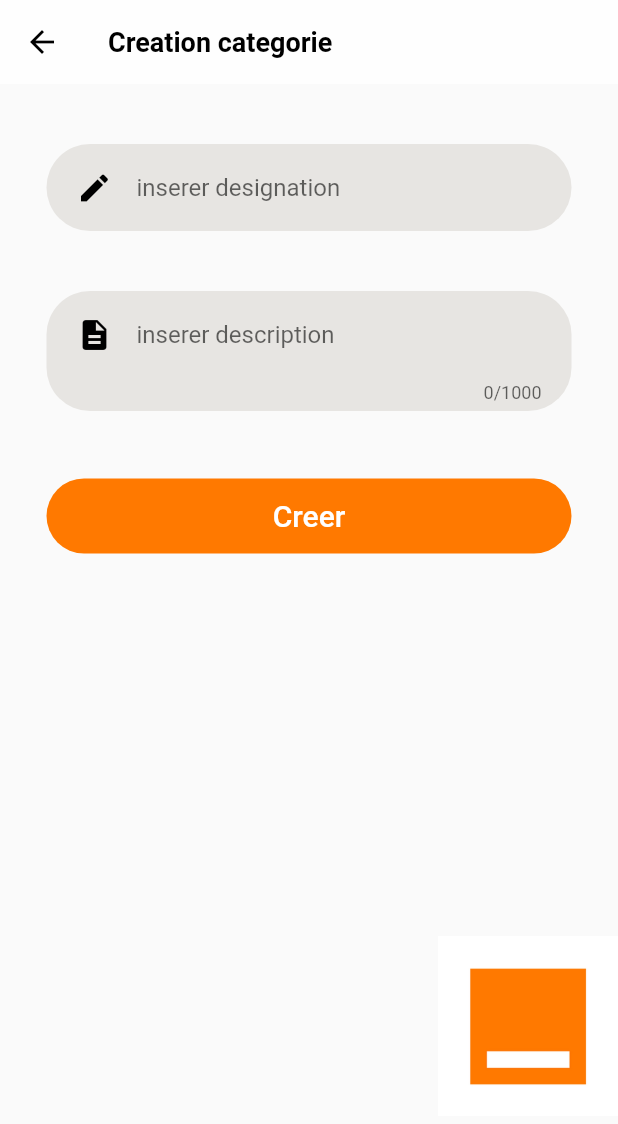
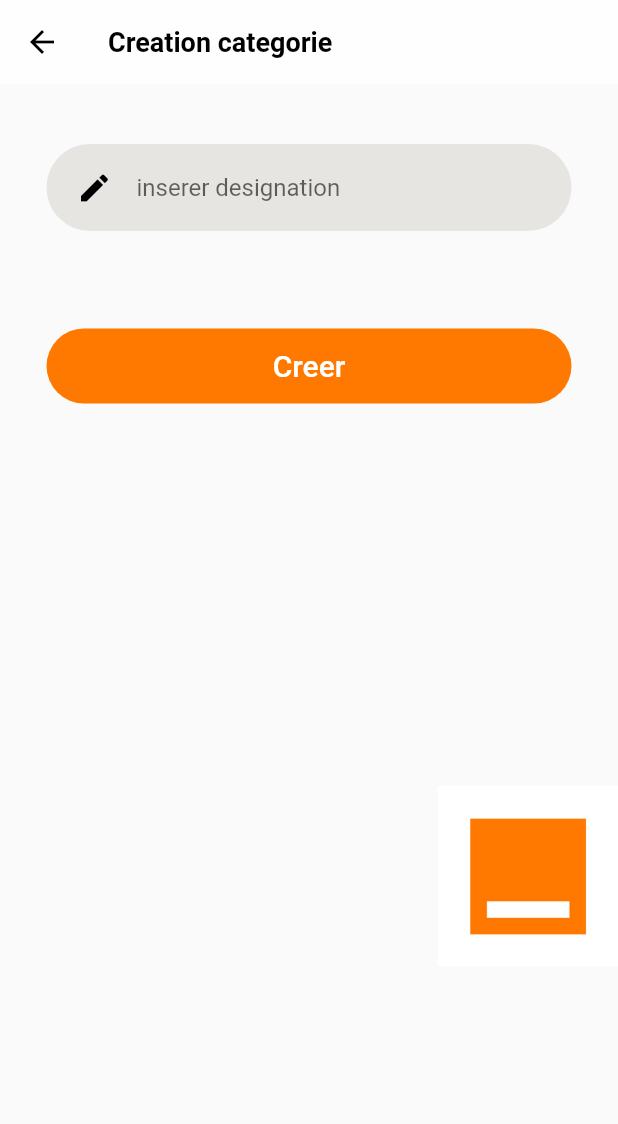
Before and after one commit to Jonlandu/mobile-stock-en-ligne, a Flutter app: the CategoriePage screen opened by its route, on a phone screen of 412 x 824 dp. Shown: the top 1124 px of the screen. Run offline on Flutter 3.47's test engine with Material 2 defaults, Android fonts, the phone set to English and light mode, and no system bars; our stand-ins replace get_storage, hexcolor; missing offline and left inert: flutter_multiselect; accounts and stored records are empty.

Commit message:
mise a jour de la page categorie creation

```diff
--- a/lib/pages/CreerCategoriePage.dart
+++ b/lib/pages/CreerCategoriePage.dart
@@ -1,6 +1,7 @@
 import 'package:flutter/material.dart';
 import 'package:provider/provider.dart';
 import 'package:squelette_mobile_parcours/Controllers/CategorieController.dart';
+import 'package:squelette_mobile_parcours/Model/CategorieModel.dart';
 import 'package:squelette_mobile_parcours/utils/GlobalColors.dart';
 import 'package:squelette_mobile_parcours/widget/ChargementWidget.dart';
 import '../utils/Routes.dart';
@@ -17,7 +18,6 @@ class _CategoriePageState extends State<CategoriePage> {
   Color couleurFont = Colors.black;
   bool isVisible = false;
   var txtDesignation = TextEditingController();
-  var txtDescription = TextEditingController();
 
   @override
   Widget build(BuildContext context) {
@@ -28,7 +28,9 @@ class _CategoriePageState extends State<CategoriePage> {
 
   AppBar _appBar() {
     return AppBar(
-      leading: IconButton(onPressed: (){},icon: Icon(Icons.arrow_back, color: Colors.black,),),
+      leading: IconButton(onPressed: (){
+        Navigator.pop(context,true);
+      },icon: Icon(Icons.arrow_back, color: Colors.black,),),
       title: Text("Creation categorie", style: TextStyle(color: Colors.black, fontWeight: FontWeight.bold,fontSize: 18),),
       backgroundColor: Colors.white70, elevation: 0,
       actions: [
@@ -53,7 +55,6 @@ class _CategoriePageState extends State<CategoriePage> {
                     _champDesignation(),
                     SizedBox(height: 10,),
                     SizedBox(height: 10,),
-                    _champDescription(),
                     SizedBox(height: 25,),
                     _buttoncreerCategorie(),
                     SizedBox(
@@ -106,32 +107,6 @@ class _CategoriePageState extends State<CategoriePage> {
       ),
     );
   }
-  Widget _champDescription(){
-    return Container(
-      margin: EdgeInsets.symmetric(vertical: 10),
-      padding:
-      EdgeInsets.symmetric(horizontal: 20, vertical: 5),
-      width: 350,
-      decoration: BoxDecoration(
-          borderRadius: BorderRadius.circular(29),
-          color: GlobalColors.greyChamp),
-      child: TextFormField(
-        maxLines: null,
-        maxLength: 1000,
-        controller: txtDescription,
-        validator: (val) =>
-        val!.isEmpty? "champ obligatoire" : null,
-        decoration: InputDecoration(
-          icon: Icon(
-            Icons.description,
-            color: Colors.black,
-          ),
-          hintText: "inserer description",
-          border: InputBorder.none,
-        ),
-      ),
-    );
-  }
 
   Widget _buttoncreerCategorie(){
     return Container(
@@ -165,8 +140,6 @@ class _CategoriePageState extends State<CategoriePage> {
     int a = 1;
     Map dataForCategorie = {
       "designation": txtDesignation.text,
-      "description": txtDescription.text,
-      "entrepot_id": a
     };
     print(dataForCategorie);
 
@@ -176,7 +149,7 @@ class _CategoriePageState extends State<CategoriePage> {
      print(response.status);
     if (response.status) {
       await Future.delayed(Duration(seconds: 2));
-     Navigator.pushReplacementNamed(context, Routes.ListCategorieRoute);
+      Navigator.pop(context,true);
     } else {
       var msg =
       response.isException == true ? response.errorMsg : (response.data?['message'] ?? "");
```
